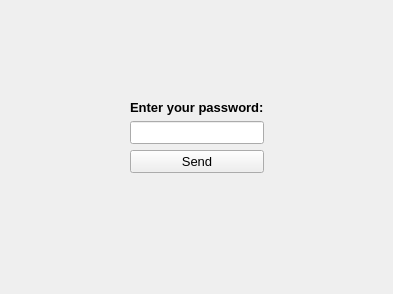
This is Login_sys/GraphicGui/GGUIs/RequestNewUsernameGGUI.ui in 1King-coder/LoginSistemWithMySQL as Qt 5 draws it before an edit. The edited form follows.
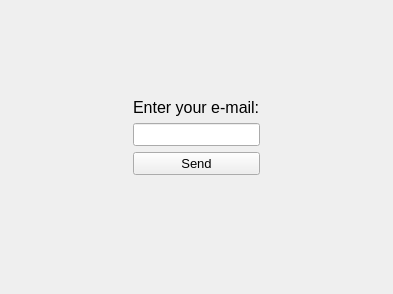
This is the edited form.

Patch:
```diff
--- a/Login_sys/GraphicGui/GGUIs/RequestNewUsernameGGUI.ui
+++ b/Login_sys/GraphicGui/GGUIs/RequestNewUsernameGGUI.ui
@@ -59,7 +59,7 @@
        <string/>
       </property>
       <property name="echoMode">
-       <enum>QLineEdit::Password</enum>
+       <enum>QLineEdit::Normal</enum>
       </property>
      </widget>
     </item>
@@ -93,17 +93,17 @@
      <widget class="QLabel" name="label">
       <property name="font">
        <font>
-        <family>Microsoft JhengHei UI</family>
-        <pointsize>10</pointsize>
-        <weight>75</weight>
-        <bold>true</bold>
+        <family>Microsoft YaHei UI</family>
+        <pointsize>12</pointsize>
+        <weight>50</weight>
+        <bold>false</bold>
        </font>
       </property>
       <property name="layoutDirection">
        <enum>Qt::LeftToRight</enum>
       </property>
       <property name="text">
-       <string>Enter your password:</string>
+       <string>Enter your e-mail:</string>
       </property>
      </widget>
     </item>
```
Left out of the diff: 2 changed lines with no effect on the pictures.
